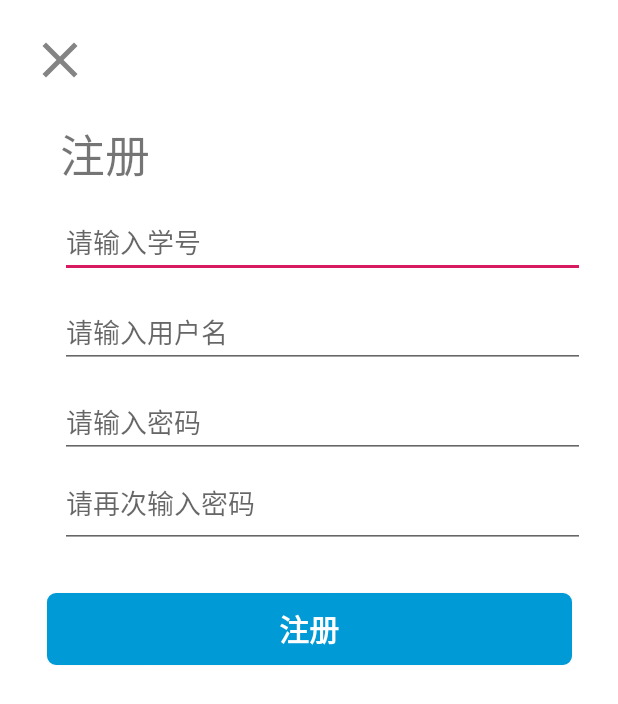
After one commit to cxz66666/Mini-TikTok, an Android app: the RegisterActivity screen opened directly, with no data from a screen before it, on a phone screen of 412 x 824 dp. The commit adds this screen. Shown: the top 704 px of the screen. Run offline under Robolectric (Android 15) with nearby library versions, the phone set to English and light mode, and no system bars.

Commit message:
完成注册功能

```diff
--- a/app/src/main/java/net/zjueva/minitiktok/IApi.java
+++ b/app/src/main/java/net/zjueva/minitiktok/IApi.java
@@ -2,11 +2,15 @@ package net.zjueva.minitiktok;
 
 import okhttp3.MultipartBody;
 import retrofit2.Call;
+import retrofit2.http.GET;
 import retrofit2.http.Header;
 import retrofit2.http.Multipart;
 import retrofit2.http.POST;
 import retrofit2.http.Part;
 import retrofit2.http.Query;
+
+import net.zjueva.minitiktok.model.RegisterDownloadResponse;
+import net.zjueva.minitiktok.model.RegisterUploadResponse;
 import net.zjueva.minitiktok.model.UploadVideoInfo;
 import net.zjueva.minitiktok.model.VideoUploadResponse;
 
@@ -20,4 +24,17 @@ public interface IApi {
             @Part MultipartBody.Part coverImage,
             @Part MultipartBody.Part video,
             @Header("token")    String token);
+
+    @Multipart
+    @POST("custom")
+    Call<RegisterUploadResponse> submitRegisterInfo(
+            @Query("student_id")String studentId,
+            @Part MultipartBody.Part data,
+            @Header("token") String token);
+
+    @GET("custom")
+    Call<RegisterDownloadResponse> getRegisterInfo(
+            @Query("student_id")String studentId,
+            @Header("token") String token);
+
 }
--- /dev/null
+++ b/app/src/main/java/net/zjueva/minitiktok/RegisterActivity.java
@@ -0,0 +1,214 @@
+package net.zjueva.minitiktok;
+
+import androidx.annotation.Nullable;
+import androidx.appcompat.app.AppCompatActivity;
+
+import android.content.Intent;
+import android.os.Bundle;
+import android.text.TextUtils;
+import android.util.Log;
+import android.view.View;
+import android.widget.Button;
+import android.widget.EditText;
+import android.widget.ImageView;
+import android.widget.Toast;
+
+import com.google.gson.JsonArray;
+import com.google.gson.reflect.TypeToken;
+
+import net.zjueva.minitiktok.activity.MainActivity;
+import net.zjueva.minitiktok.activity.UploadActivity;
+import net.zjueva.minitiktok.model.RegisterDownloadResponse;
+import net.zjueva.minitiktok.model.RegisterUploadResponse;
+import net.zjueva.minitiktok.model.RegisterUserData;
+import net.zjueva.minitiktok.utils.Constant;
+import net.zjueva.minitiktok.utils.JsonUtil;
+
+import java.io.IOException;
+import java.util.ArrayList;
+import java.util.List;
+
+import okhttp3.MultipartBody;
+import retrofit2.Call;
+import retrofit2.Response;
+import retrofit2.Retrofit;
+import retrofit2.converter.gson.GsonConverterFactory;
+
+public class RegisterActivity extends AppCompatActivity {
+
+
+    EditText userNameEditText;
+    EditText studentIdEditText;
+    EditText passwordEditText;
+    EditText passwordAgainEditText;
+    Button confirmRegisterButton;
+    ImageView cancelRegisterImageView;
+
+    String userName, studentId, password, passwordAgain;
+    IApi api;
+    String TAG = "REGISTERACTIVITY";
+
+    @Override
+    protected void onCreate(Bundle savedInstanceState) {
+        super.onCreate(savedInstanceState);
+        setContentView(R.layout.activity_register);
+
+        initNetwork();
+
+        userNameEditText = findViewById(R.id.register_user_name);
+        studentIdEditText = findViewById(R.id.register_student_id);
+        passwordEditText = findViewById(R.id.register_password);
+        passwordAgainEditText = findViewById(R.id.register_password_again);
+        confirmRegisterButton = findViewById(R.id.confirm_register);
+        cancelRegisterImageView = findViewById(R.id.cancel_register);
+
+        initButton();
+        initImageView();
+
+    }
+
+    private void initImageView() {
+        cancelRegisterImageView.setOnClickListener(new View.OnClickListener() {
+            @Override
+            public void onClick(View v) {
+                // TODO 这里到时候要把返回的页面改了
+                Intent intent = new Intent(RegisterActivity.this, MainActivity.class);
+                startActivity(intent);
+            }
+        });
+    }
+
+    private void initButton() {
+        confirmRegisterButton.setOnClickListener((v) -> {
+            if(!validateInput()) return ;
+
+            new Thread(new Runnable() {
+                @Override
+                public void run() {
+                    try {
+                        // 判断是否有重复的用户，如果没有，就把新用户提交了
+                        Call<RegisterDownloadResponse> downloadCall = api.getRegisterInfo(Constant.system_uuid, Constant.token);
+                        Response<RegisterDownloadResponse> downloadResponse = downloadCall.execute();
+                        RegisterDownloadResponse userData = downloadResponse.body();
+
+                        List<RegisterUserData> userDataList = new ArrayList<>();
+
+                        if(userData.data != null) {
+                            userDataList = JsonUtil.fromJson(userData.data,
+                                    new TypeToken<List<RegisterUserData>>(){}.getType());
+                        }
+                        else {
+                            postNewUser(userDataList);
+                            return ;
+                        }
+
+                        if(userData.data != null) Log.d(TAG, userData.data);
+
+                        if(userInList(studentId, userDataList)) {
+                            runOnUiThread(new Runnable() {
+                                @Override
+                                public void run() {
+                                    Toast.makeText(RegisterActivity.this, "唯一id重复了", Toast.LENGTH_SHORT).show();
+                                    return ;
+                                }
+                            });
+                        }
+
+                        else postNewUser(userDataList);
+                    } catch(IOException e) {
+                        e.printStackTrace();
+                    }
+                }
+            }).start();
+
+        });
+    }
+
+    private void initNetwork() {
+        Retrofit retrofit = new Retrofit.Builder()
+                .baseUrl(Constant.base_url)
+                .addConverterFactory(GsonConverterFactory.create())
+                .build();
+        api = retrofit.create(IApi.class);
+    }
+
+    private void postNewUser(List<RegisterUserData> userDataList) {
+        RegisterUserData newUser = new RegisterUserData();
+        newUser.setPassword(password);
+        newUser.setStudentId(studentId);
+        newUser.setUserName(userName);
+
+        if(userDataList == null) userDataList = new ArrayList<RegisterUserData>();
+        userDataList.add(newUser);
+
+        try{
+            Log.d("REGISTER", "post_data: " + JsonUtil.toJson(userDataList));
+            MultipartBody.Part postData =
+                    MultipartBody.Part.createFormData("data", JsonUtil.toJson(userDataList));
+
+            Call<RegisterUploadResponse> uploadCall =
+                    api.submitRegisterInfo(Constant.system_uuid, postData, Constant.token);
+            Response<RegisterUploadResponse> uploadResponse = uploadCall.execute();
+            if(uploadResponse.isSuccessful()) {
+                runOnUiThread(new Runnable() {
+                    @Override
+                    public void run() {
+                        Log.d(TAG, "注册成功");
+                        Toast.makeText(RegisterActivity.this, "注册成功", Toast.LENGTH_SHORT).show();
+                        finish();
+                    }
+                });
+            }
+            else {
+                runOnUiThread(new Runnable() {
+                    @Override
+                    public void run() {
+                        Toast.makeText(RegisterActivity.this, "注册失败，可能是网络不好", Toast.LENGTH_SHORT).show();
+                    }
+                });
+            }
+        } catch(IOException e){
+            e.printStackTrace();
+        }
+    }
+
+    private boolean validateInput() {
+        userName = getEditString(userNameEditText);
+        studentId = getEditString(studentIdEditText);
+        password = getEditString(passwordEditText);
+        passwordAgain = getEditString(passwordAgainEditText);
+        String []checkedAttr = {studentId, userName, password, passwordAgain};
+        String []errorMsg = {"请输入唯一id", "请输入用户名", "请输入密码", "请再次输入密码"};
+        Log.d("REGISTERACTIVITY", studentId + " " + userName + " " + password + " " + passwordAgain);
+
+
+        for(int i=0;i<checkedAttr.length;i++)
+            if(TextUtils.isEmpty(checkedAttr[i])) {
+                Toast.makeText(RegisterActivity.this, errorMsg[i], Toast.LENGTH_SHORT).show();
+                return false;
+            }
+
+        if(!password.equals(passwordAgain)) {
+            Toast.makeText(RegisterActivity.this, "两次输入的密码不一致", Toast.LENGTH_SHORT).show();
+            return false;
+        }
+
+        return true;
+    }
+
+    private boolean userInList(String studentId, List<RegisterUserData>data) {
+        if(data == null || data.isEmpty()) return true;
+        for(RegisterUserData user : data) {
+            if(studentId.equals(user.getStudentId())) {
+                return true;
+            }
+            Log.d(TAG, user.getStudentId() + " " + user.getUserName() + " " + user.getPassword());
+        }
+
+        return true;
+    }
+
+    private String getEditString(EditText et) {
+        return et.getText().toString().trim();
+    }
+}
--- a/app/src/main/java/net/zjueva/minitiktok/utils/Constant.java
+++ b/app/src/main/java/net/zjueva/minitiktok/utils/Constant.java
@@ -7,4 +7,5 @@ public class Constant {
     public static final int me_id=4;
     public static final String base_url = "https://api-android-camp.bytedance.com/zju/invoke/";
     public static final String token = "WkpVLWJ5dGVkYW5jZS1hbmRyb2lk";
+    public static final String system_uuid = "44b7a28a-7e1f-4e0e-b32a-9a7647be725c";
 }
--- /dev/null
+++ b/app/src/main/res/drawable/bg_register_button.xml
@@ -0,0 +1,13 @@
+<?xml version="1.0" encoding="utf-8"?>
+<shape xmlns:android="http://schemas.android.com/apk/res/android"
+    android:shape="rectangle">
+
+    <solid android:color="#009AD6"/>
+
+    <stroke
+        android:width="1dp"
+        android:color="#009AD6" />
+
+    <corners android:radius="5dp"/>
+
+</shape>
--- /dev/null
+++ b/app/src/main/res/layout/activity_register.xml
@@ -0,0 +1,100 @@
+<?xml version="1.0" encoding="utf-8"?>
+<androidx.constraintlayout.widget.ConstraintLayout xmlns:android="http://schemas.android.com/apk/res/android"
+    xmlns:app="http://schemas.android.com/apk/res-auto"
+    xmlns:tools="http://schemas.android.com/tools"
+    android:layout_width="match_parent"
+    android:layout_height="match_parent"
+    android:background="@color/cardview_light_background"
+    tools:context=".RegisterActivity">
+
+    <RelativeLayout
+        android:id="@+id/register_toolbar"
+        android:layout_width="match_parent"
+        android:layout_height="60dp"
+        app:layout_constraintTop_toTopOf="parent">
+
+        <ImageView
+            android:id="@+id/cancel_register"
+            android:layout_width="40dp"
+            android:layout_height="40dp"
+            android:src="@drawable/ic_close_gray_24dp"
+            android:layout_marginLeft="20dp"
+            android:layout_marginTop="20dp"
+            android:layout_alignParentTop="true"
+            android:layout_alignParentLeft="true"
+            />
+
+    </RelativeLayout>
+
+    <RelativeLayout
+        android:id="@+id/register_input"
+        android:layout_width="match_parent"
+        android:layout_height="wrap_content"
+        android:orientation="vertical"
+        android:layout_marginLeft="40dp"
+        android:layout_marginTop="20dp"
+        app:layout_constrainedHeight="true"
+        app:layout_constraintTop_toBottomOf="@id/register_toolbar"
+        >
+
+        <TextView
+            android:id="@+id/register_text"
+            android:layout_width="wrap_content"
+            android:layout_height="wrap_content"
+            android:text="注册"
+            android:textSize="30sp"/>
+
+        <EditText
+            android:id="@+id/register_student_id"
+            android:layout_width="350dp"
+            android:layout_height="60dp"
+            android:gravity="bottom"
+            android:layout_below="@id/register_text"
+            android:hint="请输入学号"
+            />
+
+        <EditText
+            android:id="@+id/register_user_name"
+            android:layout_width="350dp"
+            android:layout_height="60dp"
+            android:gravity="bottom"
+            android:layout_below="@id/register_student_id"
+            android:hint="请输入用户名" />
+
+        <EditText
+            android:id="@+id/register_password"
+            android:layout_width="350dp"
+            android:layout_height="60dp"
+            android:gravity="bottom"
+            android:layout_below="@id/register_user_name"
+            android:inputType="textPassword"
+            android:hint="请输入密码"/>
+
+        <EditText
+            android:id="@+id/register_password_again"
+            android:layout_width="350dp"
+            android:layout_height="60dp"
+            android:layout_below="@id/register_password"
+            android:inputType="textPassword"
+            android:hint="请再次输入密码"/>
+    </RelativeLayout>
+
+    <Button
+        android:id="@+id/confirm_register"
+        android:layout_width="350dp"
+        android:layout_height="wrap_content"
+        android:layout_marginTop="30dp"
+        android:gravity="center"
+        app:layout_constraintLeft_toLeftOf="parent"
+        app:layout_constraintRight_toRightOf="parent"
+
+
+        android:background="@drawable/bg_register_button"
+        android:text="注册"
+        android:textColor="#FFFFFF"
+        android:textSize="20sp"
+        android:textStyle="bold"
+
+        app:layout_constraintTop_toBottomOf="@id/register_input" />
+
+</androidx.constraintlayout.widget.ConstraintLayout>
```
Also changed, not shown: app/src/main/AndroidManifest.xml (+13 -5 lines), app/src/main/java/net/zjueva/minitiktok/activity/MainActivity.java (+9 -0 lines), app/src/main/java/net/zjueva/minitiktok/model/RegisterDownloadResponse.java (added, +10 -0 lines), app/src/main/java/net/zjueva/minitiktok/model/RegisterUploadResponse.java (added, +8 -0 lines), app/src/main/java/net/zjueva/minitiktok/model/RegisterUserData.java (added, +31 -0 lines), app/src/main/java/net/zjueva/minitiktok/model/UploadRegisterInfo.java (added, +38 -0 lines), app/src/main/java/net/zjueva/minitiktok/utils/JsonUtil.java (added, +41 -0 lines).
